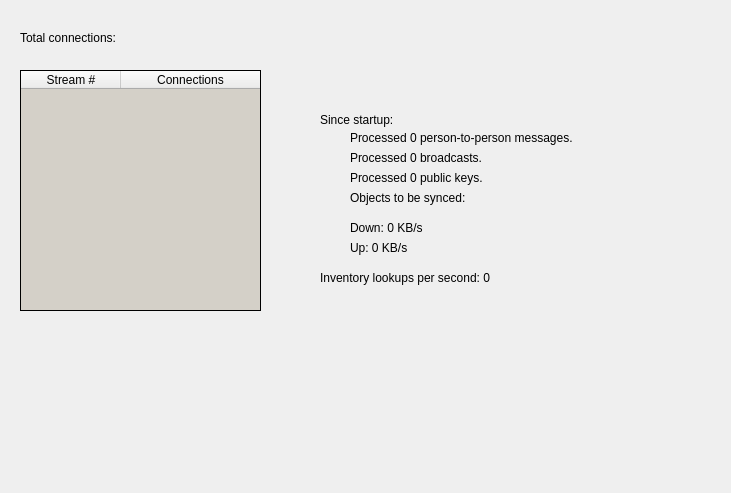
Old version of the form src/bitmessageqt/networkstatus.ui in the repository Bitmessage/PyBitmessage.
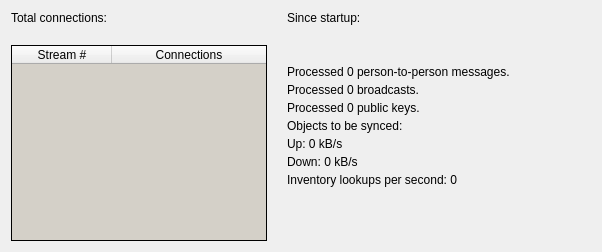
New version of the form. Custom widgets are drawn as their Qt base class.

Commit message:
Network Status tab translations update
- remembers startup time
- kB instead of KB
- stream table and status texts scale and aren't cut if they translated
text doesn't fit

```diff
--- a/src/bitmessageqt/networkstatus.ui
+++ b/src/bitmessageqt/networkstatus.ui
@@ -6,137 +6,40 @@
    <rect>
     <x>0</x>
     <y>0</y>
-    <width>731</width>
-    <height>493</height>
+    <width>602</width>
+    <height>252</height>
    </rect>
   </property>
+  <property name="sizePolicy">
+   <sizepolicy hsizetype="MinimumExpanding" vsizetype="MinimumExpanding">
+    <horstretch>0</horstretch>
+    <verstretch>0</verstretch>
+   </sizepolicy>
+  </property>
+  <layout class="QHBoxLayout" name="horizontalLayout_3">
+   <item>
+    <layout class="QHBoxLayout" name="horizontalLayout_2" stretch="0,1">
+     <property name="spacing">
+      <number>20</number>
+     </property>
+     <property name="sizeConstraint">
+      <enum>QLayout::SetDefaultConstraint</enum>
+     </property>
+     <item>
+      <layout class="QVBoxLayout" name="verticalLayout_5">
+       <property name="spacing">
+        <number>20</number>
+       </property>
+       <property name="sizeConstraint">
+        <enum>QLayout::SetFixedSize</enum>
+       </property>
+       <item>
   <widget class="QLabel" name="labelTotalConnections">
-   <property name="geometry">
-    <rect>
-     <x>20</x>
-     <y>30</y>
-     <width>401</width>
-     <height>16</height>
-    </rect>
-   </property>
    <property name="text">
     <string>Total connections:</string>
    </property>
   </widget>
-  <widget class="QLabel" name="labelStartupTime">
-   <property name="geometry">
-    <rect>
-     <x>320</x>
-     <y>110</y>
-     <width>331</width>
-     <height>20</height>
-    </rect>
-   </property>
-   <property name="text">
-    <string>Since startup:</string>
-   </property>
-  </widget>
-  <widget class="QLabel" name="labelMessageCount">
-   <property name="geometry">
-    <rect>
-     <x>350</x>
-     <y>130</y>
-     <width>361</width>
-     <height>16</height>
-    </rect>
-   </property>
-   <property name="text">
-    <string>Processed 0 person-to-person messages.</string>
-   </property>
-  </widget>
-  <widget class="QLabel" name="labelPubkeyCount">
-   <property name="geometry">
-    <rect>
-     <x>350</x>
-     <y>170</y>
-     <width>331</width>
-     <height>16</height>
-    </rect>
-   </property>
-   <property name="text">
-    <string>Processed 0 public keys.</string>
-   </property>
-  </widget>
-  <widget class="QLabel" name="labelBroadcastCount">
-   <property name="geometry">
-    <rect>
-     <x>350</x>
-     <y>150</y>
-     <width>351</width>
-     <height>16</height>
-    </rect>
-   </property>
-   <property name="text">
-    <string>Processed 0 broadcasts.</string>
-   </property>
-  </widget>
-  <widget class="QLabel" name="labelLookupsPerSecond">
-   <property name="geometry">
-    <rect>
-     <x>320</x>
-     <y>270</y>
-     <width>291</width>
-     <height>16</height>
-    </rect>
-   </property>
-   <property name="text">
-    <string>Inventory lookups per second: 0</string>
-   </property>
-  </widget>
-  <widget class="QLabel" name="labelBytesRecvCount">
-   <property name="geometry">
-    <rect>
-     <x>350</x>
-     <y>220</y>
-     <width>251</width>
-     <height>16</height>
-    </rect>
-   </property>
-   <property name="text">
-    <string>Down: 0 KB/s</string>
-   </property>
-  </widget>
-  <widget class="QLabel" name="labelBytesSentCount">
-   <property name="geometry">
-    <rect>
-     <x>350</x>
-     <y>240</y>
-     <width>251</width>
-     <height>16</height>
-    </rect>
-   </property>
-   <property name="text">
-    <string>Up: 0 KB/s</string>
-   </property>
-  </widget>
-  <widget class="QLabel" name="labelSyncStatus">
-   <property name="geometry">
-    <rect>
-     <x>350</x>
-     <y>190</y>
-     <width>331</width>
-     <height>16</height>
-    </rect>
-   </property>
-   <property name="text">
-    <string>Objects to be synced:</string>
-   </property>
-  </widget>
-  <widget class="QWidget" name="verticalLayoutWidget">
-   <property name="geometry">
-    <rect>
-     <x>20</x>
-     <y>70</y>
-     <width>241</width>
-     <height>241</height>
-    </rect>
-   </property>
-   <layout class="QVBoxLayout" name="verticalLayout">
+       </item>
     <item>
      <widget class="STableWidget" name="tableWidgetConnectionCount">
       <property name="palette">
@@ -216,7 +119,136 @@
      </widget>
     </item>
    </layout>
-  </widget>
+     </item>
+     <item>
+      <layout class="QVBoxLayout" name="verticalLayout_6">
+       <property name="spacing">
+        <number>4</number>
+       </property>
+       <item>
+        <widget class="QLabel" name="labelStartupTime">
+         <property name="sizePolicy">
+          <sizepolicy hsizetype="Expanding" vsizetype="Maximum">
+           <horstretch>0</horstretch>
+           <verstretch>9</verstretch>
+          </sizepolicy>
+         </property>
+         <property name="minimumSize">
+          <size>
+           <width>0</width>
+           <height>50</height>
+          </size>
+         </property>
+         <property name="text">
+          <string>Since startup:</string>
+         </property>
+         <property name="alignment">
+          <set>Qt::AlignLeading|Qt::AlignLeft|Qt::AlignTop</set>
+         </property>
+        </widget>
+       </item>
+       <item>
+        <widget class="QLabel" name="labelMessageCount">
+         <property name="sizePolicy">
+          <sizepolicy hsizetype="Expanding" vsizetype="Maximum">
+           <horstretch>0</horstretch>
+           <verstretch>0</verstretch>
+          </sizepolicy>
+         </property>
+         <property name="text">
+          <string>Processed 0 person-to-person messages.</string>
+         </property>
+         <property name="margin">
+          <number>0</number>
+         </property>
+        </widget>
+       </item>
+       <item>
+        <widget class="QLabel" name="labelBroadcastCount">
+         <property name="sizePolicy">
+          <sizepolicy hsizetype="Expanding" vsizetype="Maximum">
+           <horstretch>0</horstretch>
+           <verstretch>0</verstretch>
+          </sizepolicy>
+         </property>
+         <property name="text">
+          <string>Processed 0 broadcasts.</string>
+         </property>
+        </widget>
+       </item>
+       <item>
+        <widget class="QLabel" name="labelPubkeyCount">
+         <property name="sizePolicy">
+          <sizepolicy hsizetype="Expanding" vsizetype="Maximum">
+           <horstretch>0</horstretch>
+           <verstretch>0</verstretch>
+          </sizepolicy>
+         </property>
+         <property name="text">
+          <string>Processed 0 public keys.</string>
+         </property>
+        </widget>
+       </item>
+       <item>
+        <widget class="QLabel" name="labelSyncStatus">
+         <property name="sizePolicy">
+          <sizepolicy hsizetype="Expanding" vsizetype="Maximum">
+           <horstretch>0</horstretch>
+           <verstretch>0</verstretch>
+          </sizepolicy>
+         </property>
+         <property name="text">
+          <string>Objects to be synced:</string>
+         </property>
+        </widget>
+       </item>
+       <item>
+        <widget class="QLabel" name="labelBytesSentCount">
+         <property name="sizePolicy">
+          <sizepolicy hsizetype="Expanding" vsizetype="Maximum">
+           <horstretch>0</horstretch>
+           <verstretch>0</verstretch>
+          </sizepolicy>
+         </property>
+         <property name="text">
+          <string>Up: 0 kB/s</string>
+         </property>
+        </widget>
+       </item>
+       <item>
+        <widget class="QLabel" name="labelBytesRecvCount">
+         <property name="sizePolicy">
+          <sizepolicy hsizetype="Expanding" vsizetype="Maximum">
+           <horstretch>0</horstretch>
+           <verstretch>0</verstretch>
+          </sizepolicy>
+         </property>
+         <property name="text">
+          <string>Down: 0 kB/s</string>
+         </property>
+        </widget>
+       </item>
+       <item>
+        <widget class="QLabel" name="labelLookupsPerSecond">
+         <property name="sizePolicy">
+          <sizepolicy hsizetype="Expanding" vsizetype="Expanding">
+           <horstretch>0</horstretch>
+           <verstretch>0</verstretch>
+          </sizepolicy>
+         </property>
+         <property name="text">
+          <string>Inventory lookups per second: 0</string>
+         </property>
+         <property name="alignment">
+          <set>Qt::AlignLeading|Qt::AlignLeft|Qt::AlignTop</set>
+         </property>
+        </widget>
+       </item>
+      </layout>
+     </item>
+    </layout>
+   </item>
+  </layout>
  </widget>
  <customwidgets>
   <customwidget>
```
Left out of the diff: 2 changed lines with no effect on the pictures. Lines whose indentation alone changed are shown as unchanged. The commit also changes 1 other file.
